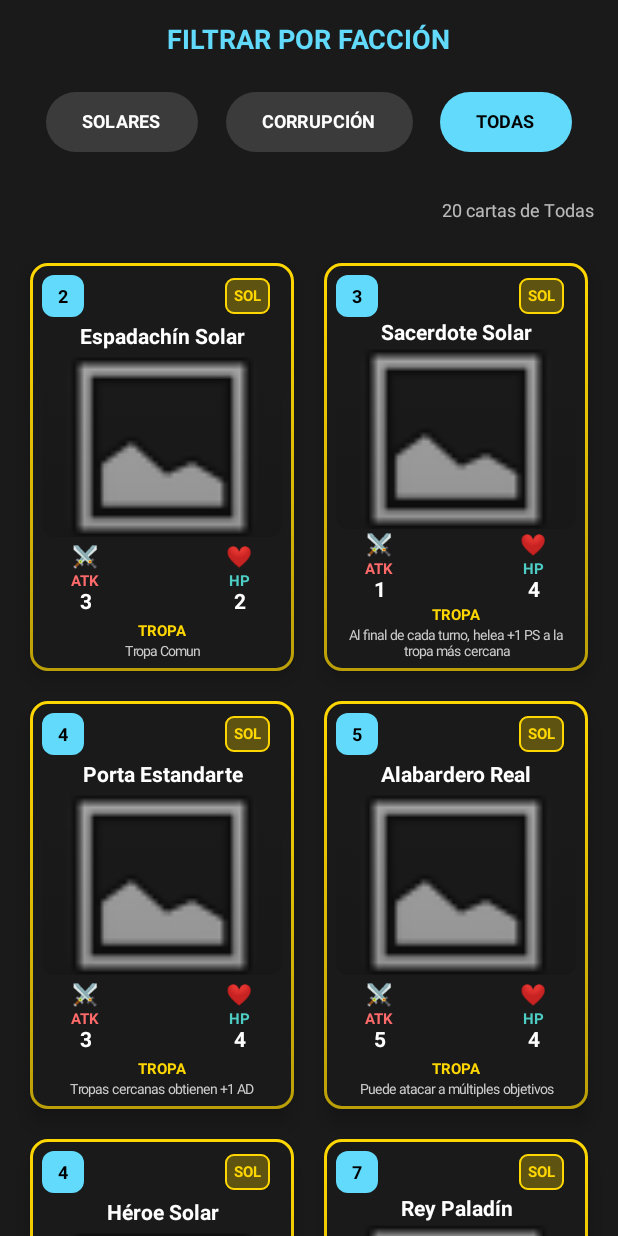
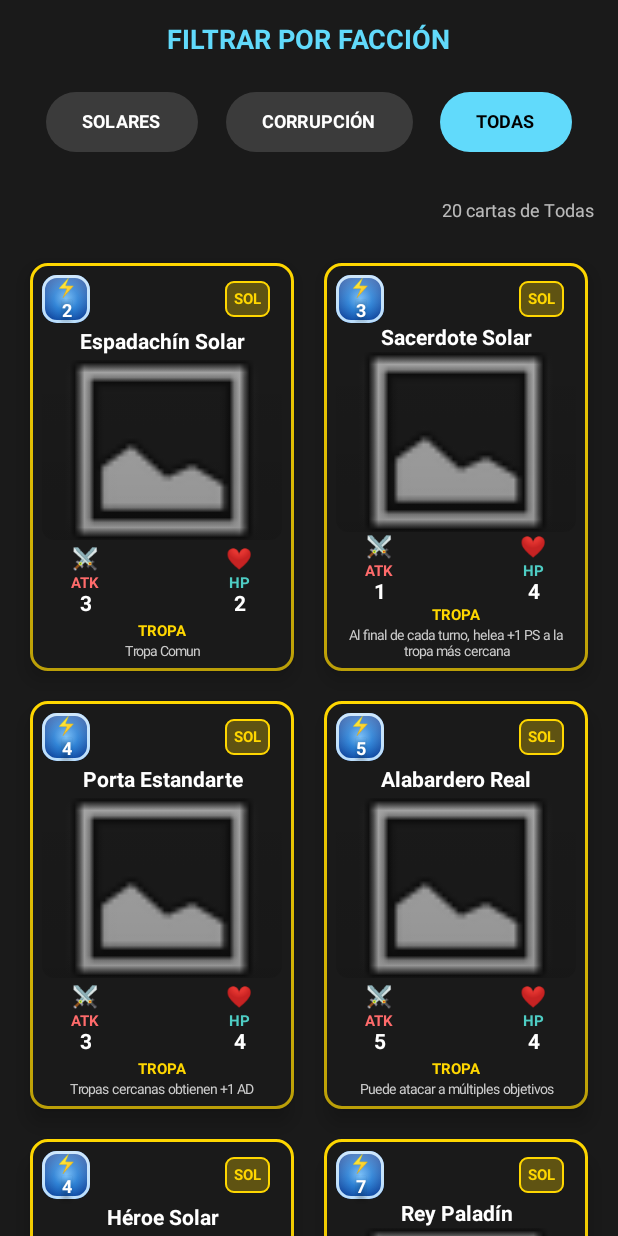
Before and after one commit to Jiancardeus/Realms-in-Discord-AppsMoviles, an Android app built with Jetpack Compose: the CardLibraryScreen screen opened through its navigation route, on a phone screen of 412 x 824 dp. Run offline under Robolectric (Android 15) with nearby library versions, the phone set to English and light mode, and no system bars; our stand-ins replace Dagger/Hilt's generated code, Room's generated code.

Commit message:
Mejoras a la biblioteca
mejoras directa a la biblioteca para comodidad Visual

```diff
--- a/app/src/main/java/com/example/realmsindiscord/ui/common/CardItem.kt
+++ b/app/src/main/java/com/example/realmsindiscord/ui/common/CardItem.kt
@@ -23,6 +23,7 @@ import androidx.compose.runtime.Composable
 import androidx.compose.ui.Alignment
 import androidx.compose.ui.Modifier
 import androidx.compose.ui.draw.clip
+import androidx.compose.ui.draw.shadow
 import androidx.compose.ui.graphics.Brush
 import androidx.compose.ui.graphics.Color
 import androidx.compose.ui.layout.ContentScale
@@ -67,23 +68,8 @@ fun CardItem(card: Card) {
                 horizontalArrangement = Arrangement.SpaceBetween,
                 verticalAlignment = Alignment.CenterVertically
             ) {
-                // Badge de Costo
-                Box(
-                    modifier = Modifier
-                        .size(28.dp)
-                        .background(
-                            color = TealAccent,
-                            shape = RoundedCornerShape(8.dp)
-                        ),
-                    contentAlignment = Alignment.Center
-                ) {
-                    Text(
-                        text = "${card.cost}",
-                        color = Color.Black,
-                        fontWeight = FontWeight.Bold,
-                        fontSize = 12.sp
-                    )
-                }
+                // BADGE DE COSTO MEJORADO - RAYO AZUL
+                CostBadge(cost = card.cost)
 
                 // Badge de Facción
                 Box(
@@ -111,7 +97,6 @@ fun CardItem(card: Card) {
                 }
             }
 
-            // Nombre de la Carta
             Text(
                 text = card.name,
                 color = Color.White,
@@ -209,6 +194,7 @@ fun CardItem(card: Card) {
     }
 }
 
+
 @Composable
 fun StatBadge(label: String, value: Int, color: Color, icon: String) {
     Column(
@@ -243,6 +229,68 @@ fun getFactionColor(faction: String): Color {
     }
 }
 
+@Composable
+fun CostBadge(cost: Int) {
+    Box(
+        modifier = Modifier
+            .size(32.dp),
+        contentAlignment = Alignment.Center
+    ) {
+        // Fondo con gradiente
+        Box(
+            modifier = Modifier
+                .fillMaxSize()
+                .background(
+                    brush = Brush.radialGradient(
+                        colors = listOf(
+                            Color(0xFF64B5F6),
+                            Color(0xFF1976D2),
+                            Color(0xFF0D47A1)
+                        )
+                    ),
+                    shape = RoundedCornerShape(10.dp)
+                )
+                .border(
+                    width = 1.5.dp,
+                    color = Color(0xFFBBDEFB),
+                    shape = RoundedCornerShape(10.dp)
+                )
+        )
+
+        // Efecto de brillo
+        Box(
+            modifier = Modifier
+                .fillMaxSize()
+                .background(
+                    brush = Brush.verticalGradient(
+                        colors = listOf(
+                            Color.White.copy(alpha = 0.3f),
+                            Color.Transparent
+                        )
+                    ),
+                    shape = RoundedCornerShape(10.dp)
+                )
+        )
+
+        // Contenido
+        Column(
+            horizontalAlignment = Alignment.CenterHorizontally
+        ) {
+            Text(
+                text = "⚡",
+                fontSize = 12.sp,
+                modifier = Modifier.padding(bottom = 1.dp)
+            )
+            Text(
+                text = "$cost",
+                color = Color.White,
+                fontWeight = FontWeight.Bold,
+                fontSize = 12.sp,
+                modifier = Modifier.shadow(2.dp)
+            )
+        }
+    }
+}
 fun getFactionAbbreviation(faction: String): String {
     return when (faction) {
         "Caballeros Solares" -> "SOL"
```
Also changed, not shown: 1 other file.
